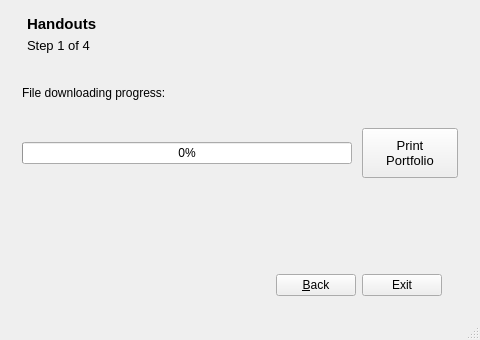
Before: the Qt Designer form portfolio/ui/mainwindow.ui in manutorres/pernambuco, drawn with Qt 5.
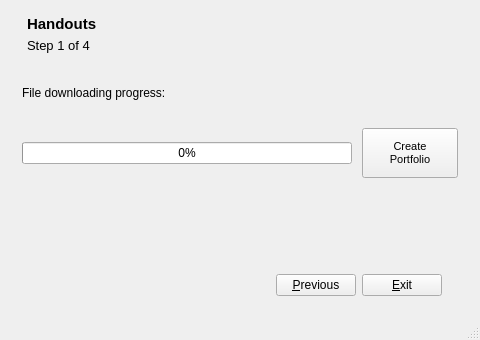
After: the same form once the commit is applied. Icons and pictures are not drawn.

Commit message: Cambios menores. Password para acceso libre.

What changed in the file:
```diff
--- a/portfolio/ui/mainwindow.ui
+++ b/portfolio/ui/mainwindow.ui
@@ -929,11 +929,11 @@
           <property name="font">
            <font>
             <family>Arial</family>
-            <pointsize>10</pointsize>
+            <pointsize>8</pointsize>
            </font>
           </property>
           <property name="text">
-           <string>Print 
+           <string>Create 
 Portfolio</string>
           </property>
           <property name="iconSize">
@@ -958,7 +958,7 @@
            </font>
           </property>
           <property name="text">
-           <string>Exit</string>
+           <string>&amp;Exit</string>
           </property>
          </widget>
         </item>
@@ -971,7 +971,7 @@
            </size>
           </property>
           <property name="text">
-           <string>&amp;Back</string>
+           <string>&amp;Previous</string>
           </property>
          </widget>
         </item>
```
Left out of the diff: 4 changed lines with no effect on the pictures. The commit also changes 2 other files.
